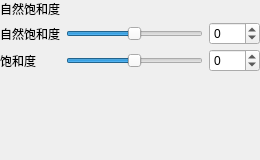
littletenyuan01/photoshopDemo, file psDemo/ui/adj/adjvibrance.ui: the form before one commit.
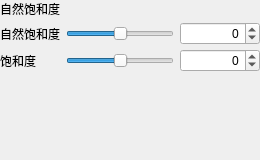
The form after the commit.

Diff of the .ui file:
```diff
--- a/psDemo/ui/adj/adjvibrance.ui
+++ b/psDemo/ui/adj/adjvibrance.ui
@@ -27,6 +27,12 @@
               </item>
               <item row="0" column="1">
                <widget class="QSlider" name="slider_vibrance">
+                <property name="sizePolicy">
+                 <sizepolicy hsizetype="Expanding" vsizetype="Fixed">
+                  <horstretch>1</horstretch>
+                  <verstretch>0</verstretch>
+                 </sizepolicy>
+                </property>
                 <property name="orientation"><enum>Qt::Orientation::Horizontal</enum></property>
                 <property name="minimum"><number>-100</number></property>
                 <property name="maximum"><number>100</number></property>
@@ -35,6 +41,27 @@
               </item>
               <item row="0" column="2">
                <widget class="QSpinBox" name="spin_vibrance">
+                <property name="sizePolicy">
+                 <sizepolicy hsizetype="Fixed" vsizetype="Fixed">
+                  <horstretch>0</horstretch>
+                  <verstretch>0</verstretch>
+                 </sizepolicy>
+                </property>
+                <property name="minimumSize">
+                 <size>
+                  <width>80</width>
+                  <height>0</height>
+                 </size>
+                </property>
+                <property name="maximumSize">
+                 <size>
+                  <width>96</width>
+                  <height>16777215</height>
+                 </size>
+                </property>
+                <property name="alignment">
+                 <set>Qt::AlignmentFlag::AlignRight|Qt::AlignmentFlag::AlignVCenter</set>
+                </property>
                 <property name="minimum"><number>-100</number></property>
                 <property name="maximum"><number>100</number></property>
                 <property name="value"><number>0</number></property>
@@ -47,6 +74,12 @@
               </item>
               <item row="1" column="1">
                <widget class="QSlider" name="slider_saturation">
+                <property name="sizePolicy">
+                 <sizepolicy hsizetype="Expanding" vsizetype="Fixed">
+                  <horstretch>1</horstretch>
+                  <verstretch>0</verstretch>
+                 </sizepolicy>
+                </property>
                 <property name="orientation"><enum>Qt::Orientation::Horizontal</enum></property>
                 <property name="minimum"><number>-100</number></property>
                 <property name="maximum"><number>100</number></property>
@@ -55,6 +88,27 @@
               </item>
               <item row="1" column="2">
                <widget class="QSpinBox" name="spin_saturation">
+                <property name="sizePolicy">
+                 <sizepolicy hsizetype="Fixed" vsizetype="Fixed">
+                  <horstretch>0</horstretch>
+                  <verstretch>0</verstretch>
+                 </sizepolicy>
+                </property>
+                <property name="minimumSize">
+                 <size>
+                  <width>80</width>
+                  <height>0</height>
+                 </size>
+                </property>
+                <property name="maximumSize">
+                 <size>
+                  <width>96</width>
+                  <height>16777215</height>
+                 </size>
+                </property>
+                <property name="alignment">
+                 <set>Qt::AlignmentFlag::AlignRight|Qt::AlignmentFlag::AlignVCenter</set>
+                </property>
                 <property name="minimum"><number>-100</number></property>
                 <property name="maximum"><number>100</number></property>
                 <property name="value"><number>0</number></property>
```
Left out of the diff: 2 changed lines with no effect on the pictures.
